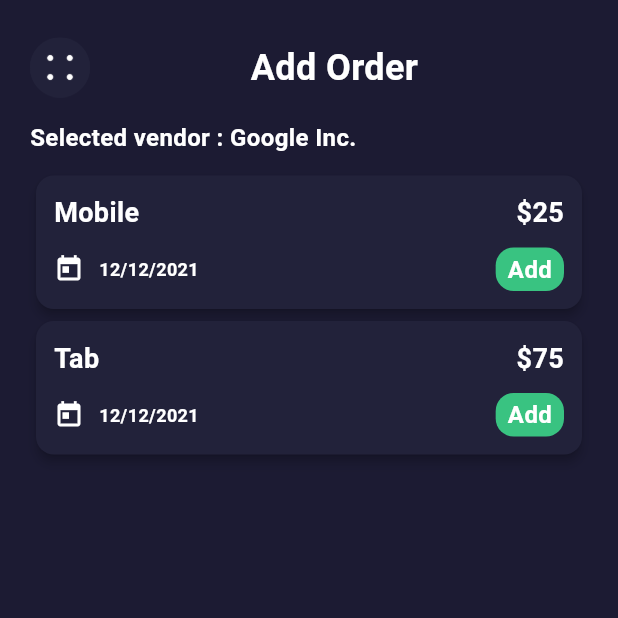
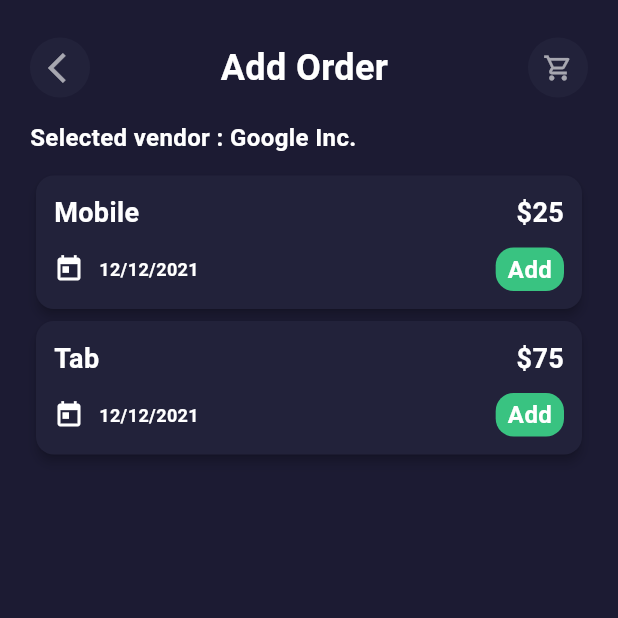
Before and after one commit to raduansm/JKmart, a Flutter app: the NewOrderScreen screen opened directly, on a phone screen of 412 x 824 dp, the top half of it. Run offline on Flutter 3.47's test engine with Material 2 defaults, Android fonts, the phone set to English and light mode, and no system bars; our stand-ins replace appwrite, dartz, device_info_plus, equatable, fl_chart, fluttertoast and 8 more; missing offline and left inert: dart_appwrite, excel, hovering; accounts and stored records are empty; statements that could not run were skipped; project files that could hold a hidden picture were left out.

Commit message:
UI fixes

```diff
--- a/lib/screens/order_management/pages/new_order.dart
+++ b/lib/screens/order_management/pages/new_order.dart
@@ -3,6 +3,7 @@ import 'package:get/get.dart';
 import 'package:hovering/hovering.dart';
 import 'package:jkmart/core/utils/colors.dart';
 import 'package:jkmart/screens/home/pages/home_screen.dart';
+import 'package:jkmart/screens/order_management/pages/cart.dart';
 import 'package:jkmart/screens/order_management/widgets/add_order_card.dart';
 
 import '../../../controllers/order_management _controller.dart';
@@ -15,8 +16,7 @@ class NewOrderScreen extends GetView<OrderManagementController> {
     return SafeArea(
       child: Scaffold(
         backgroundColor: CustomColor.primaryColor,
-        body: Container(
-          child: ListView(
+        body: ListView(
           padding: const EdgeInsets.symmetric(horizontal: 20),
           children: [
             const SizedBox(height: 25),
@@ -24,14 +24,20 @@ class NewOrderScreen extends GetView<OrderManagementController> {
               // mainAxisAlignment: MainAxisAlignment.spaceBetween,
               children: [
                 GestureDetector(
-                    onTap: () => Get.to(HomeScreen()),
-                    child: CircleAvatar(
+                  onTap: () => Get.back(),
+                  child: const CircleAvatar(
                     radius: 20,
                     backgroundColor: CustomColor.secondaryColor,
-                      child: Image.asset('assets/images/menu.png', scale: 5),
+                    child: Padding(
+                      padding: EdgeInsets.only(left: 8.0),
+                      child: Icon(
+                        Icons.arrow_back_ios,
+                        color: Colors.white60,
                       ),
                     ),
-                  Spacer(),
+                  ),
+                ),
+                const Spacer(),
                 const Text(
                   'Add Order ',
                   style: TextStyle(
@@ -40,19 +46,19 @@ class NewOrderScreen extends GetView<OrderManagementController> {
                     fontWeight: FontWeight.bold,
                   ),
                 ),
-                  Spacer()
-                  // GestureDetector(
-                  //   onTap: () => Get.back(),
-                  //   child: const CircleAvatar(
-                  //     radius: 20,
-                  //     backgroundColor: CustomColor.secondaryColor,
-                  //     child: Icon(
-                  //       Icons.arrow_back_ios,
-                  //       size: 20,
-                  //       color: Colors.white60,
-                  //     ),
-                  //   ),
-                  // ),
+                const Spacer(),
+                GestureDetector(
+                  onTap: () => Get.to(CartScreen()),
+                  child: const CircleAvatar(
+                    radius: 20,
+                    backgroundColor: CustomColor.secondaryColor,
+                    child: Icon(
+                      Icons.shopping_cart_outlined,
+                      size: 20,
+                      color: Colors.white60,
+                    ),
+                  ),
+                ),
               ],
             ),
             const SizedBox(height: 15),
@@ -98,7 +104,6 @@ class NewOrderScreen extends GetView<OrderManagementController> {
           ],
         ),
       ),
-      ),
     );
   }
 }
--- a/lib/screens/order_management/pages/order_management.dart
+++ b/lib/screens/order_management/pages/order_management.dart
@@ -53,8 +53,7 @@ class OrderManagementScreen extends GetView<OrderManagementController> {
                           ),
                           actions: [
                             CupertinoActionSheetAction(
-                              child: Text('Google Inc.',
-                                  style: Get.textTheme.bodyText1),
+                              child: Text('Google Inc.', style: Get.textTheme.bodyText1),
                               onPressed: () {
                                 // Handle Option 1 selection
                                 Get.to(NewOrderScreen());
@@ -76,7 +75,7 @@ class OrderManagementScreen extends GetView<OrderManagementController> {
                     radius: 20,
                     backgroundColor: CustomColor.secondaryColor,
                     child: Icon(
-                      Icons.search,
+                      Icons.add,
                       size: 20,
                       color: Colors.white60,
                     ),
--- a/lib/screens/order_management/widgets/add_order_card.dart
+++ b/lib/screens/order_management/widgets/add_order_card.dart
@@ -1,5 +1,6 @@
 import 'package:flutter/cupertino.dart';
 import 'package:flutter/material.dart';
+import 'package:fluttertoast/fluttertoast.dart';
 import 'package:get/get.dart';
 import 'package:jkmart/core/utils/colors.dart';
 import 'package:jkmart/screens/order_management/pages/cart.dart';
@@ -14,6 +15,7 @@ class AddOrderCard extends StatelessWidget {
   // final List<Widget> rowChildren;
 
   const AddOrderCard({
+    super.key,
     required this.title,
     required this.title2,
     required this.title3,
@@ -27,7 +29,7 @@ class AddOrderCard extends StatelessWidget {
       color: CustomColor.secondaryColor,
       elevation: 3,
       child: Padding(
-        padding: EdgeInsets.all(12),
+        padding: const EdgeInsets.all(12),
         child: Column(
           crossAxisAlignment: CrossAxisAlignment.start,
           children: [
@@ -36,10 +38,7 @@ class AddOrderCard extends StatelessWidget {
               children: [
                 Text(
                   title,
-                  style: const TextStyle(
-                      fontWeight: FontWeight.bold,
-                      fontSize: 18,
-                      color: CustomColor.white),
+                  style: const TextStyle(fontWeight: FontWeight.bold, fontSize: 18, color: CustomColor.white),
                 ),
                 Text(
                   title2,
@@ -105,21 +104,15 @@ class AddOrderCard extends StatelessWidget {
                                     color: Colors.yellow,
                                     borderRadius: BorderRadius.circular(8),
                                   ),
-                                  child: const Icon(Icons.remove,
-                                      color: CustomColor.white),
+                                  child: const Icon(Icons.remove, color: CustomColor.white),
                                 ),
-                                const Text('2',
-                                    style: TextStyle(
-                                        fontWeight: FontWeight.bold,
-                                        fontSize: 28,
-                                        color: CustomColor.white)),
+                                const Text('2', style: TextStyle(fontWeight: FontWeight.bold, fontSize: 28, color: CustomColor.white)),
                                 Container(
                                     decoration: BoxDecoration(
                                       color: Colors.yellow,
                                       borderRadius: BorderRadius.circular(8),
                                     ),
-                                    child: const Icon(Icons.add,
-                                        color: Colors.white)),
+                                    child: const Icon(Icons.add, color: Colors.white)),
                               ],
                             ),
                             onPressed: () {
@@ -132,7 +125,8 @@ class AddOrderCard extends StatelessWidget {
                           child: const Text('ADD'),
                           onPressed: () {
                             // Handle cancel selection
-                            Get.to(CartScreen());
+                            Get.back();
+                            Fluttertoast.showToast(msg: "Product added in cart");
                           },
                         ),
                       );
@@ -140,8 +134,7 @@ class AddOrderCard extends StatelessWidget {
                   );
                 },
                 child: Container(
-                  padding: const EdgeInsets.only(
-                      left: 8, right: 8, top: 3, bottom: 3),
+                  padding: const EdgeInsets.only(left: 8, right: 8, top: 3, bottom: 3),
                   decoration: BoxDecoration(
                     color: CustomColor.green,
                     borderRadius: BorderRadius.circular(12),
```
Also changed, not shown: lib/screens/order_management/pages/cart.dart (+20 -26 lines), lib/screens/order_management/widgets/cart_card.dart (+5 -10 lines). Lines whose indentation alone changed are shown as unchanged.
